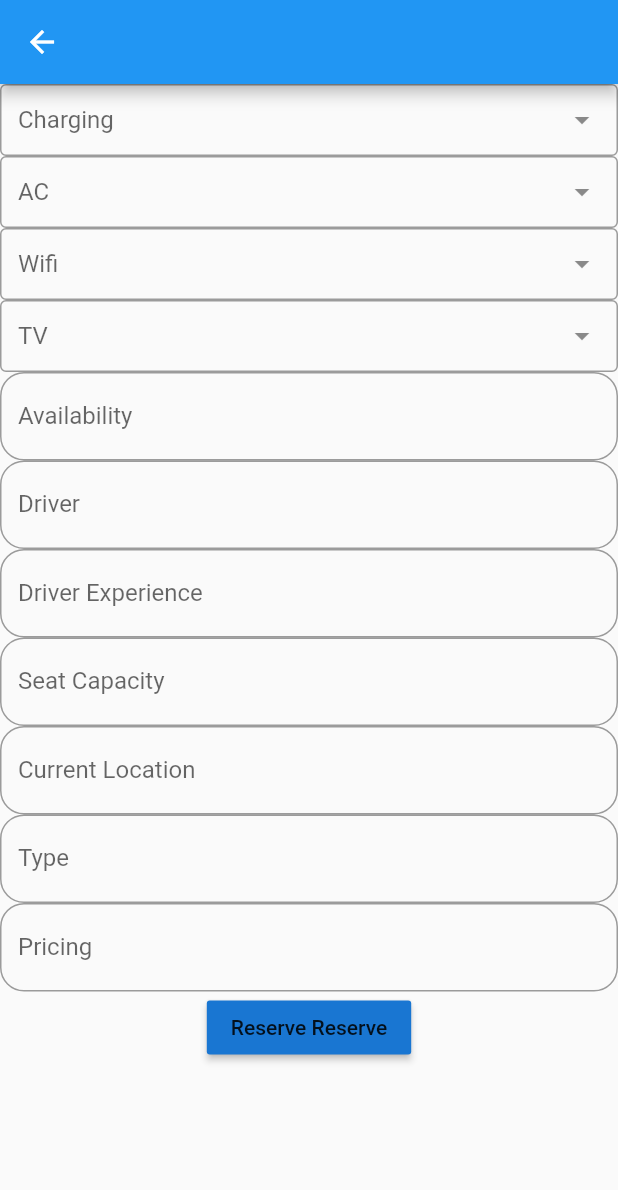
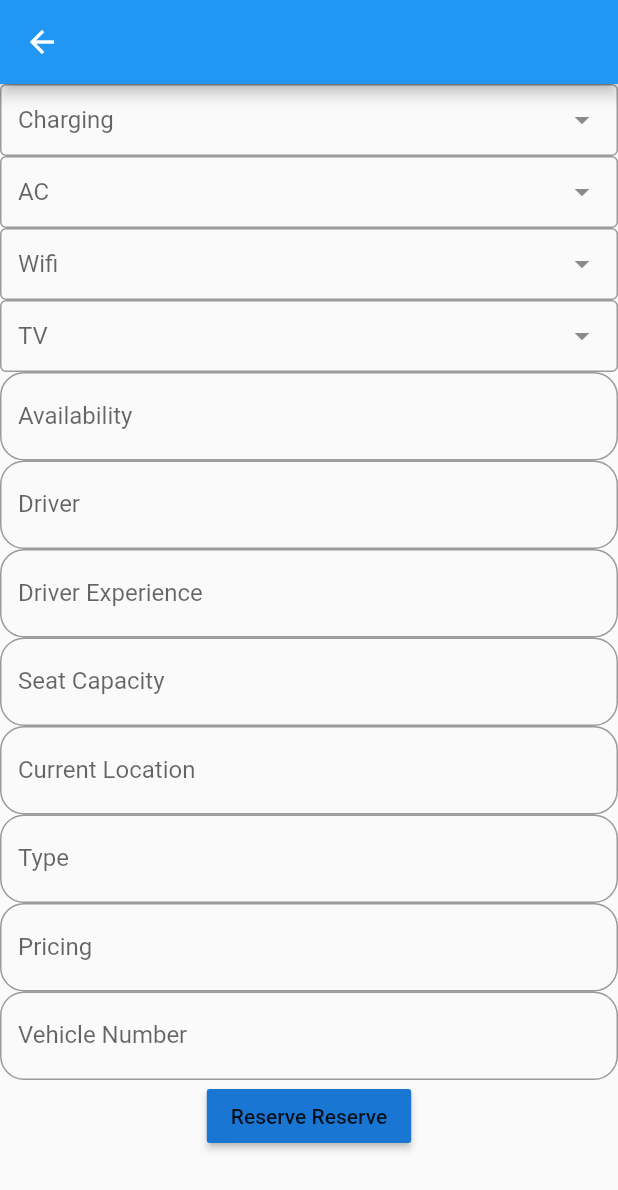
Before and after one commit to Bibekbvk/adminecounter, a Flutter app: the Reserve screen opened directly, on a phone screen of 412 x 824 dp. Shown: the top 1190 px of the screen. Run offline on Flutter 3.47's test engine with Material 2 defaults, Android fonts, the phone set to English and light mode, and no system bars; drawn by our look-alikes of dropdown_search; our stand-ins replace cloud_firestore, firebase_core, font_awesome_flutter; missing offline and left inert: responsive_flutter; accounts and stored records are empty.

Commit message:
simle changes

```diff
--- a/lib/booking_vehicle.dart
+++ b/lib/booking_vehicle.dart
@@ -265,7 +265,7 @@ class _BookingState extends State<Booking> {final _formKey = GlobalKey<FormState
               child: Text("Register Ticket"),
               onPressed: () {
 
-                  FirebaseFirestore.instance.collection("booking").doc('${time.millisecond}${_vehicle_numberController.text}').set({
+                  FirebaseFirestore.instance.collection("booking").doc('${time.millisecond}${time.second}').set({
                     'breakFast': _breakfastController.text,
                     'driver_experience': _driver_experienceController.text,
                     'launch': _lunchController.text,
--- a/lib/movers_register.dart
+++ b/lib/movers_register.dart
@@ -134,7 +134,6 @@ Widget build(BuildContext context) {
                   'no_of_helper': _no_of_helperController.text,
                   'pricing': _pricingController.text,
                   'vehicle_used': _vehicle_usedController.text,
-
                   'insurance': selectedinsurance,
                   "vehicle_id":'${time.millisecond}${time.second}',
               });
--- a/lib/reserve_register.dart
+++ b/lib/reserve_register.dart
@@ -13,6 +13,7 @@ TextEditingController _driver_experienceController = TextEditingController();
 TextEditingController _seat_capacityController = TextEditingController();
 TextEditingController _pricingController = TextEditingController();
 TextEditingController _vehicle_current_locationController = TextEditingController();
+TextEditingController _vehicle_numberController = TextEditingController();
 String selectedcharging;
 String selectedac;
 String selectedwifi;
@@ -151,6 +152,17 @@ Widget build(BuildContext context) {
                   borderRadius: BorderRadius.circular(16),
                 )),
           ),
+          TextFormField(
+            controller: _vehicle_numberController,
+            keyboardType: TextInputType.text,
+            validator: (val) =>
+            val.isEmpty ? "Enter location" : null,
+            decoration: InputDecoration(
+                labelText: "Vehicle Number",
+                border: OutlineInputBorder(
+                  borderRadius: BorderRadius.circular(16),
+                )),
+          ),
 
 
           RaisedButton(
@@ -168,6 +180,7 @@ Widget build(BuildContext context) {
                   'type': _typeController.text,
                   'vehicle_current_location':_vehicle_current_locationController.text,
                   'vehicle_id':'${time.millisecond}${time.second}',
+                  'vehicle_number':_vehicle_numberController.text,
 
                 });
                 showDialog<String>(
```
